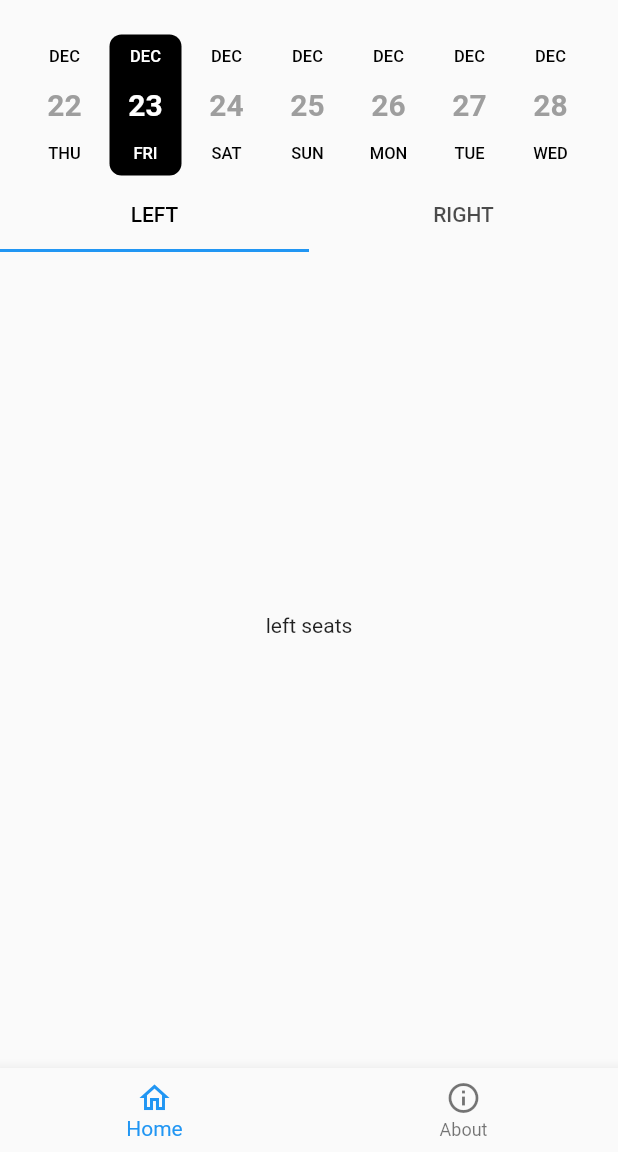
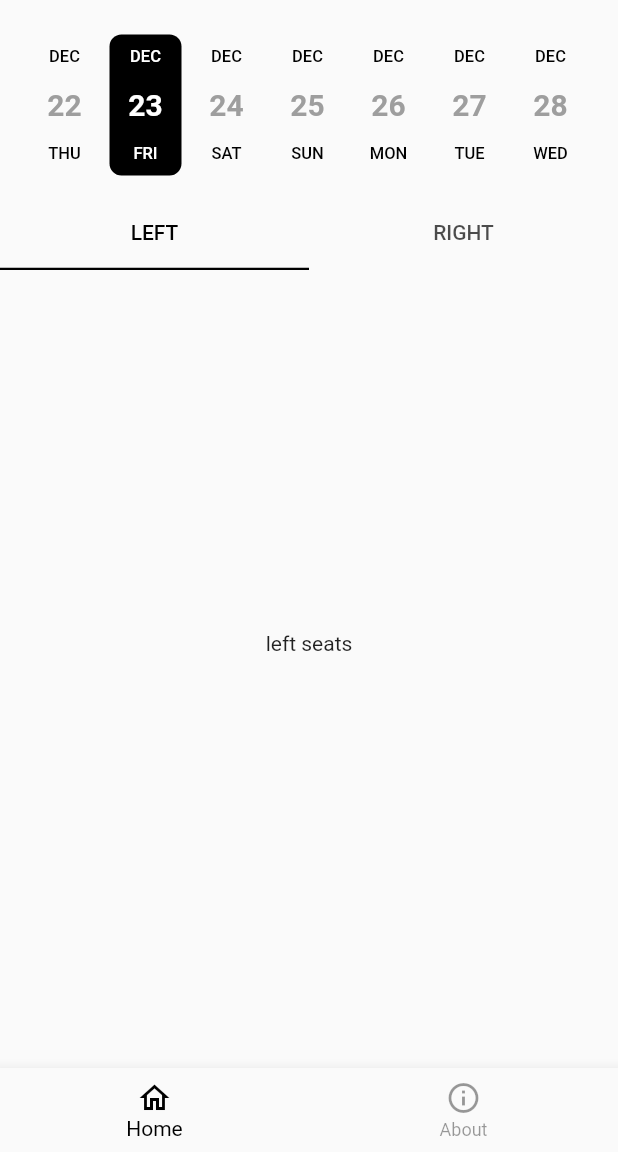
Before and after one commit to JooYoo/flutter-notMyDesk, a Flutter app: the screen it shows after launch, on a phone screen of 412 x 824 dp, the part 84-1236 px from its top. Run offline on Flutter 3.47's test engine with Material 2 defaults, Android fonts, the phone set to English and light mode, and no system bars; drawn by our look-alikes of date_picker_timeline.

Commit message:
style: optimize theme color

```diff
--- a/lib/main.dart
+++ b/lib/main.dart
@@ -67,11 +67,17 @@ class _NavBarState extends State<NavBar> {
         currentIndex: _selectedIndex,
         onTap: _navigateBottomBar,
         type: BottomNavigationBarType.fixed,
+        selectedItemColor: Colors.black,
+        unselectedItemColor: Colors.black.withOpacity(0.4),
         items: const [
           BottomNavigationBarItem(
-              icon: Icon(Icons.home_outlined), label: 'Home'),
+            icon: Icon(Icons.home_outlined),
+            label: 'Home',
+          ),
           BottomNavigationBarItem(
-              icon: Icon(Icons.info_outline), label: 'About'),
+            icon: Icon(Icons.info_outline),
+            label: 'About',
+          ),
         ],
       ),
     );
--- a/lib/pages/home_page.dart
+++ b/lib/pages/home_page.dart
@@ -1,5 +1,5 @@
 import 'package:flutter/material.dart';
-import 'package:flutter_not_my_desk/pages/datepicker_weekly.dart';
+import 'package:flutter_not_my_desk/widgets/datepicker_weekly.dart';
 
 class HomePage extends StatelessWidget {
   HomePage({Key? key}) : super(key: key);
@@ -16,6 +16,7 @@ class HomePage extends StatelessWidget {
       length: 2,
       child: Column(
         children: [
+          // TODO: try to change the bg to white
           // ignore: prefer_const_constructors
           Flexible(
             flex: 1,
@@ -23,6 +24,14 @@ class HomePage extends StatelessWidget {
           ),
           const TabBar(
             labelColor: Colors.black,
+            indicator: BoxDecoration(
+              border: Border(
+                bottom: BorderSide(
+                  width: 1.5,
+                  color: Colors.black,
+                ),
+              ),
+            ),
             tabs: [
               Tab(text: 'LEFT'),
               Tab(text: 'RIGHT'),
--- a/lib/pages/datepicker_weekly.dart
+++ b/lib/widgets/datepicker_weekly.dart
@@ -12,7 +12,7 @@ class _DatePickerWeeklyState extends State<DatePickerWeekly> {
   @override
   Widget build(BuildContext context) {
     return Container(
-      margin: const EdgeInsets.only(top: 20, left: 16),
+      margin: const EdgeInsets.only(top: 20, left: 16, bottom: 12),
       child: DatePicker(
         // TODO: start-day should be this week Monday
         DateTime.now().subtract(Duration(days: 1)),
```
